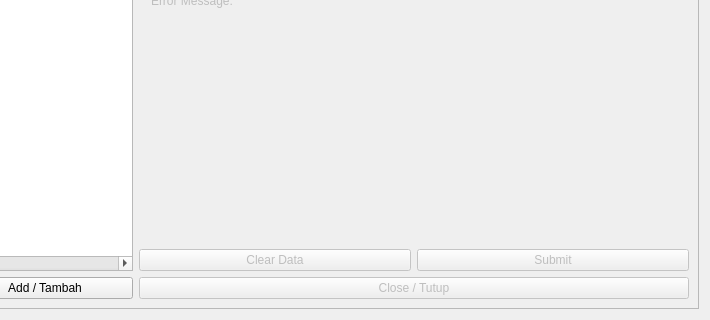
Old version of the form ui/suppliers.ui in the repository michael-halim/pos; both pictures show x 438 to 1148 and y 512 to 832 of the 1148 by 832 pixel window.
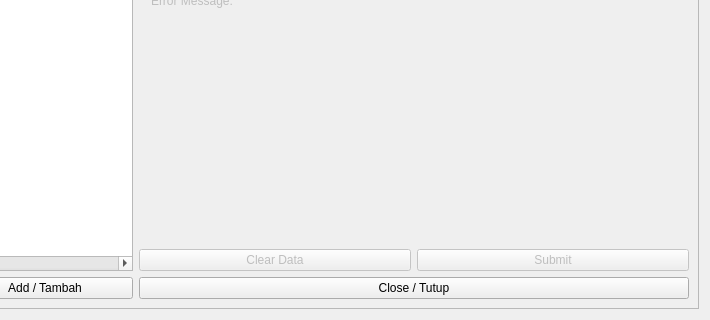
New version of the form.

What changed in the file:
```diff
--- a/ui/suppliers.ui
+++ b/ui/suppliers.ui
@@ -522,7 +522,7 @@
         <item>
          <widget class="QPushButton" name="clear_supplier_button_2">
           <property name="enabled">
-           <bool>false</bool>
+           <bool>true</bool>
           </property>
           <property name="text">
            <string>Close / Tutup</string>
```
Left out of the diff: 2 changed lines with no effect on the pictures.
